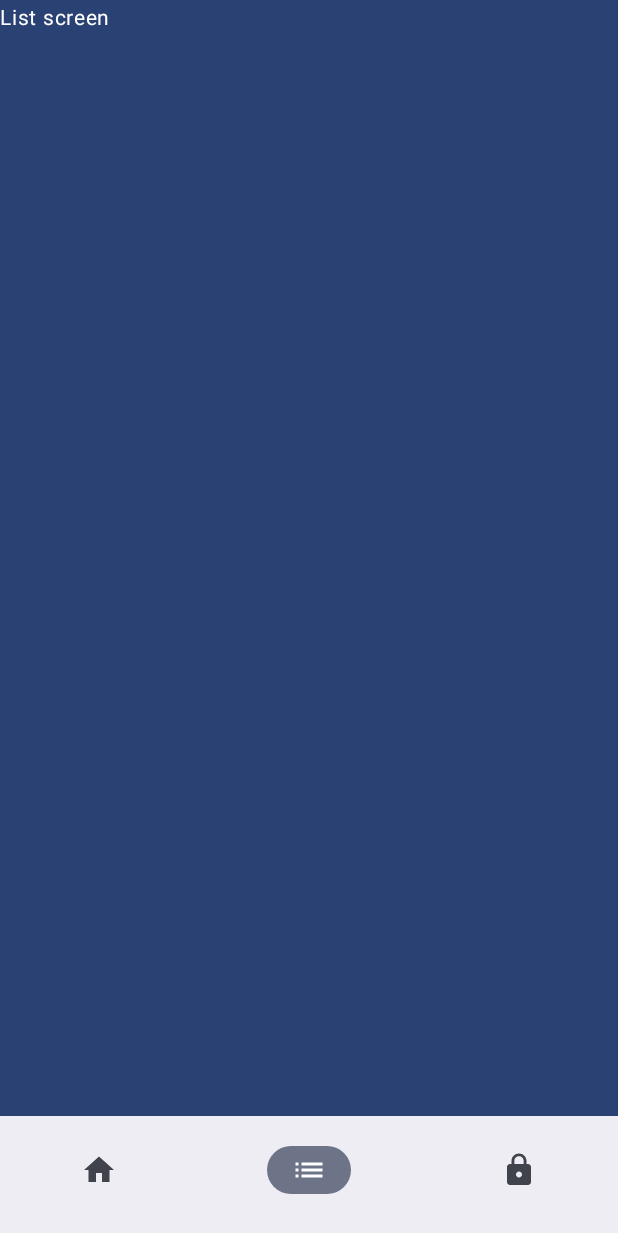
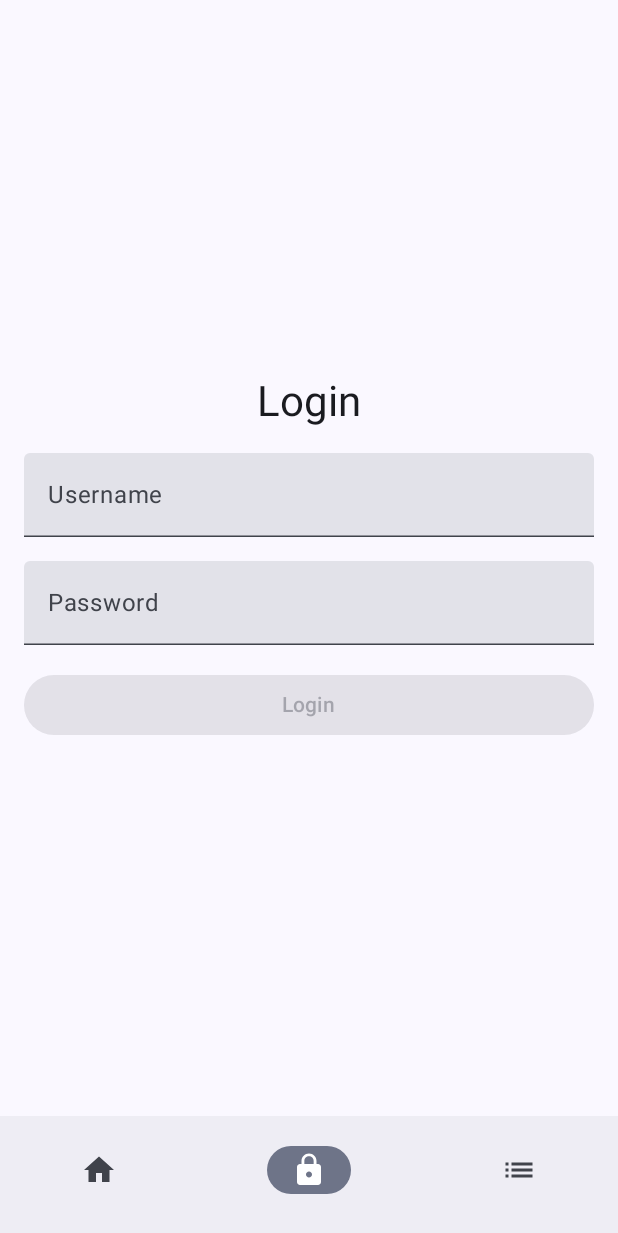
Before and after one commit to kgurda/PillWise, an Android app built with Jetpack Compose: the screen it shows after launch (MainActivity), item 2 of the bottom bar chosen, on a phone screen of 412 x 824 dp. Shown: the top 1233 px of the screen. Run offline under Robolectric (Android 15) with nearby library versions, the phone set to English and light mode, and no system bars; our stand-ins replace Dagger/Hilt's generated code, navigation suite.

Commit message:
Implement navigation between components

```diff
--- a/app/src/main/java/com/example/pillwise/AppNavigationSuiteScaffold.kt
+++ b/app/src/main/java/com/example/pillwise/AppNavigationSuiteScaffold.kt
@@ -17,7 +17,6 @@ import androidx.compose.runtime.setValue
 import androidx.compose.ui.graphics.vector.ImageVector
 import androidx.compose.ui.platform.LocalConfiguration
 import androidx.compose.ui.res.stringResource
-import androidx.window.core.layout.WindowWidthSizeClass
 import com.example.pillwise.feature.home.presentation.HomeScreen
 import com.example.pillwise.feature.list.presentation.ListScreen
 import com.example.pillwise.feature.login.presentation.LoginScreen
@@ -27,6 +26,7 @@ fun AppNavigationSuiteScaffold() {
     var currentScreen by rememberSaveable { mutableStateOf(Screen.HOME) }
     val configuration = LocalConfiguration.current
     val isMobile = configuration.screenWidthDp < 600
+
     NavigationSuiteScaffold(
         navigationSuiteItems = {
             Screen.entries.forEach {
@@ -37,20 +37,21 @@ fun AppNavigationSuiteScaffold() {
                             contentDescription = stringResource(it.label)
                         )
                     },
-                    label = {if (!isMobile) { Text(stringResource(it.label)) } else null},
+                    label = { if (!isMobile) Text(stringResource(it.label)) else null },
                     selected = it == currentScreen,
                     onClick = { currentScreen = it }
                 )
             }
-        },
-        containerColor = MaterialTheme.colorScheme.primary,
-        contentColor = MaterialTheme.colorScheme.onPrimary,
-
+        }
     ) {
         when (currentScreen) {
-            Screen.HOME -> HomeScreen()
+            Screen.HOME -> HomeScreen(
+                onNavigateToLogin = { currentScreen = Screen.LOGIN }
+            )
             Screen.LIST -> ListScreen()
-            Screen.LOGIN -> LoginScreen()
+            Screen.LOGIN -> LoginScreen(
+                onLoginSuccess = { currentScreen = Screen.LIST }
+            )
         }
     }
 }
@@ -60,6 +61,6 @@ enum class Screen(
     val icon: ImageVector
 ) {
     HOME(R.string.home, Icons.Default.Home),
+    LOGIN(R.string.login, Icons.Default.Lock),
     LIST(R.string.list, Icons.AutoMirrored.Filled.List),
-    LOGIN(R.string.login, Icons.Default.Lock),
 }
--- a/app/src/main/java/com/example/pillwise/MainActivity.kt
+++ b/app/src/main/java/com/example/pillwise/MainActivity.kt
@@ -4,7 +4,6 @@ import android.os.Bundle
 import androidx.activity.ComponentActivity
 import androidx.activity.compose.setContent
 import androidx.compose.foundation.layout.fillMaxSize
-import androidx.compose.material3.MaterialTheme
 import androidx.compose.material3.Surface
 import androidx.compose.ui.Modifier
 import com.example.pillwise.ui.theme.PillWiseTheme
@@ -17,8 +16,7 @@ class MainActivity : ComponentActivity() {
         setContent {
             PillWiseTheme {
                 Surface(
-                    modifier = Modifier.fillMaxSize(),
-                    color = MaterialTheme.colorScheme.background,
+                    modifier = Modifier.fillMaxSize()
                 ) {
                     AppNavigationSuiteScaffold()
                 }
--- a/app/src/main/java/com/example/pillwise/feature/home/presentation/HomeScreen.kt
+++ b/app/src/main/java/com/example/pillwise/feature/home/presentation/HomeScreen.kt
@@ -3,6 +3,8 @@ package com.example.pillwise.feature.home.presentation
 import androidx.compose.foundation.layout.Box
 import androidx.compose.foundation.layout.fillMaxSize
 import androidx.compose.foundation.layout.padding
+import androidx.compose.material3.Button
+import androidx.compose.material3.Text
 import androidx.compose.runtime.Composable
 import androidx.compose.ui.Alignment
 import androidx.compose.ui.Modifier
@@ -11,6 +13,7 @@ import androidx.compose.ui.unit.dp
 
 @Composable
 fun HomeScreen(
+    onNavigateToLogin: () -> Unit,
     modifier: Modifier = Modifier
 ) {
     Box(
@@ -19,14 +22,16 @@ fun HomeScreen(
             .padding(16.dp),
         contentAlignment = Alignment.Center
     ) {
-//        Button(onClick = { navController.navigate(NavigationItem.Login.route) }) {
-//            Text(text = "Login")
-//        }
+        Button(onClick = onNavigateToLogin) {
+            Text("Go to Login")
+        }
     }
 }
 
 @Preview
 @Composable
 private fun HomeScreenPreview() {
-    HomeScreen()
+    HomeScreen(
+        onNavigateToLogin = { },
+    )
 }
--- a/app/src/main/java/com/example/pillwise/feature/login/presentation/LoginScreen.kt
+++ b/app/src/main/java/com/example/pillwise/feature/login/presentation/LoginScreen.kt
@@ -28,6 +28,7 @@ import com.example.pillwise.feature.login.presentation.model.LoginUiState
 @Composable
 fun LoginScreen(
     viewModel: LoginViewModel = viewModel(),
+    onLoginSuccess: () -> Unit
 ) {
     val uiState = viewModel.uiState.collectAsStateWithLifecycle().value
 
@@ -35,7 +36,9 @@ fun LoginScreen(
         uiState = uiState,
         onUsernameChange = { username -> viewModel.setUsername(username)},
         onPasswordChange = { password -> viewModel.setPassword(password)},
-        onLoginClick = { viewModel.login() },
+        onLoginClick = {
+            viewModel.login(onLoginSuccess)
+        },
     )
 }
 
--- a/app/src/main/java/com/example/pillwise/feature/login/presentation/LoginViewModel.kt
+++ b/app/src/main/java/com/example/pillwise/feature/login/presentation/LoginViewModel.kt
@@ -38,7 +38,7 @@ class LoginViewModel @Inject constructor(
         }
     }
 
-    fun login() = viewModelScope.launch {
+    fun login(onLoginSuccess: () -> Unit) = viewModelScope.launch {
         _uiState.update {
             it.copy(
                 isLoading = true,
@@ -55,6 +55,7 @@ class LoginViewModel @Inject constructor(
                         loggedIn = true,
                     )
                 }
+                onLoginSuccess()
             }
             .onFailure { result ->
                 _uiState.update {
--- a/app/src/main/java/com/example/pillwise/ui/theme/Color.kt
+++ b/app/src/main/java/com/example/pillwise/ui/theme/Color.kt
@@ -2,10 +2,20 @@ package com.example.pillwise.ui.theme
 
 import androidx.compose.ui.graphics.Color
 
-val Purple80 = Color(0xFFD0BCFF)
-val PurpleGrey80 = Color(0xFFCCC2DC)
-val Pink80 = Color(0xFFEFB8C8)
+val Primary80 = Color(0xFF80CBC4)
+val Secondary80 = Color(0xFFB39DDB)
+val Accent80 = Color(0xFFFFAB91)
 
-val Purple40 = Color(0xFF6650a4)
-val PurpleGrey40 = Color(0xFF625b71)
-val Pink40 = Color(0xFF7D5260)
+val Primary40 = Color(0xFF00897B)
+val Secondary40 = Color(0xFF5E35B1)
+val Accent40 = Color(0xFFD84315)
+
+val BackgroundLight = Color(0xFFFAFAFA)
+val SurfaceLight = Color(0xFFFFFFFF)
+val BackgroundDark = Color(0xFF121212)
+val SurfaceDark = Color(0xFF1E1E1E)
+
+val OnPrimaryLight = Color.White
+val OnPrimaryDark = Color(0xFF121212)
+val OnBackgroundLight = Color(0xFF1C1B1F)
+val OnBackgroundDark = Color(0xFFE4E4E4)
--- a/app/src/main/java/com/example/pillwise/ui/theme/Theme.kt
+++ b/app/src/main/java/com/example/pillwise/ui/theme/Theme.kt
@@ -16,31 +16,34 @@ import androidx.compose.ui.platform.LocalView
 import androidx.core.view.WindowCompat
 
 private val DarkColorScheme = darkColorScheme(
-    primary = Purple80,
-    secondary = PurpleGrey80,
-    tertiary = Pink80
+    primary = Primary40,
+    secondary = Secondary40,
+    tertiary = Accent40,
+    background = BackgroundDark,
+    surface = SurfaceDark,
+    onPrimary = OnPrimaryDark,
+    onSecondary = OnPrimaryDark,
+    onTertiary = OnPrimaryDark,
+    onBackground = OnBackgroundDark,
+    onSurface = OnBackgroundDark
 )
 
 private val LightColorScheme = lightColorScheme(
-    primary = Purple40,
-    secondary = PurpleGrey40,
-    tertiary = Pink40
-
-    /* Other default colors to override
-    background = Color(0xFFFFFBFE),
-    surface = Color(0xFFFFFBFE),
-    onPrimary = Color.White,
-    onSecondary = Color.White,
-    onTertiary = Color.White,
-    onBackground = Color(0xFF1C1B1F),
-    onSurface = Color(0xFF1C1B1F),
-    */
+    primary = Primary80,
+    secondary = Secondary80,
+    tertiary = Accent80,
+    background = BackgroundLight,
+    surface = SurfaceLight,
+    onPrimary = OnPrimaryLight,
+    onSecondary = OnPrimaryLight,
+    onTertiary = OnPrimaryLight,
+    onBackground = OnBackgroundLight,
+    onSurface = OnBackgroundLight
 )
 
 @Composable
 fun PillWiseTheme(
     darkTheme: Boolean = isSystemInDarkTheme(),
-    // Dynamic color is available on Android 12+
     dynamicColor: Boolean = true,
     content: @Composable () -> Unit
 ) {
@@ -57,7 +60,8 @@ fun PillWiseTheme(
     if (!view.isInEditMode) {
         SideEffect {
             val window = (view.context as Activity).window
-            WindowCompat.getInsetsController(window, view).isAppearanceLightStatusBars = darkTheme
+            WindowCompat.getInsetsController(window, view).isAppearanceLightStatusBars = !darkTheme
+            window.statusBarColor = colorScheme.primary.toArgb()
         }
     }
 
```
